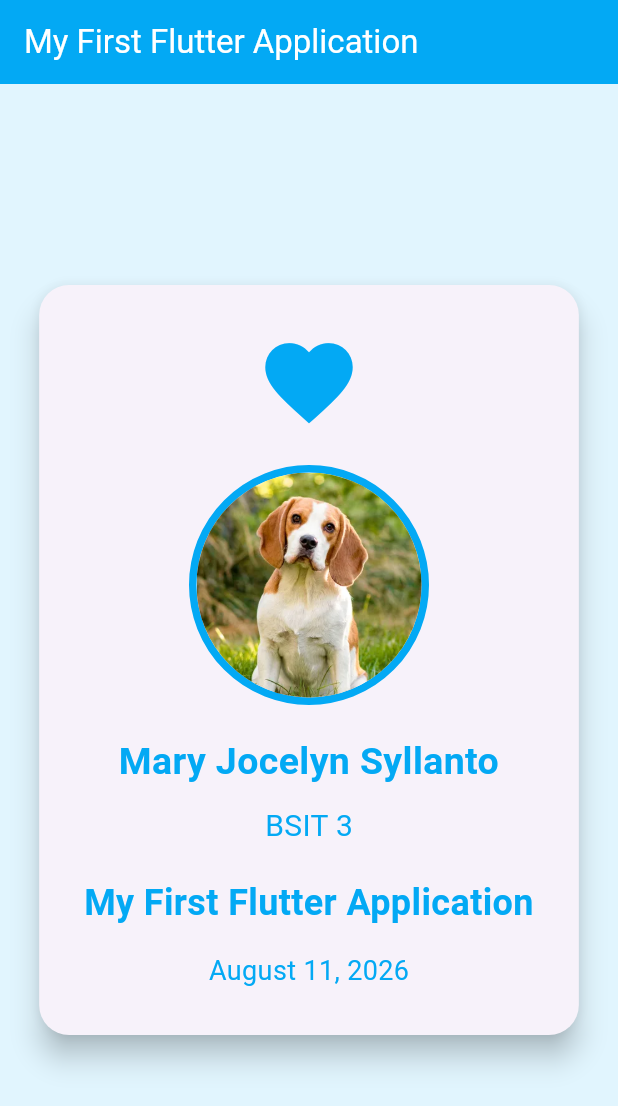
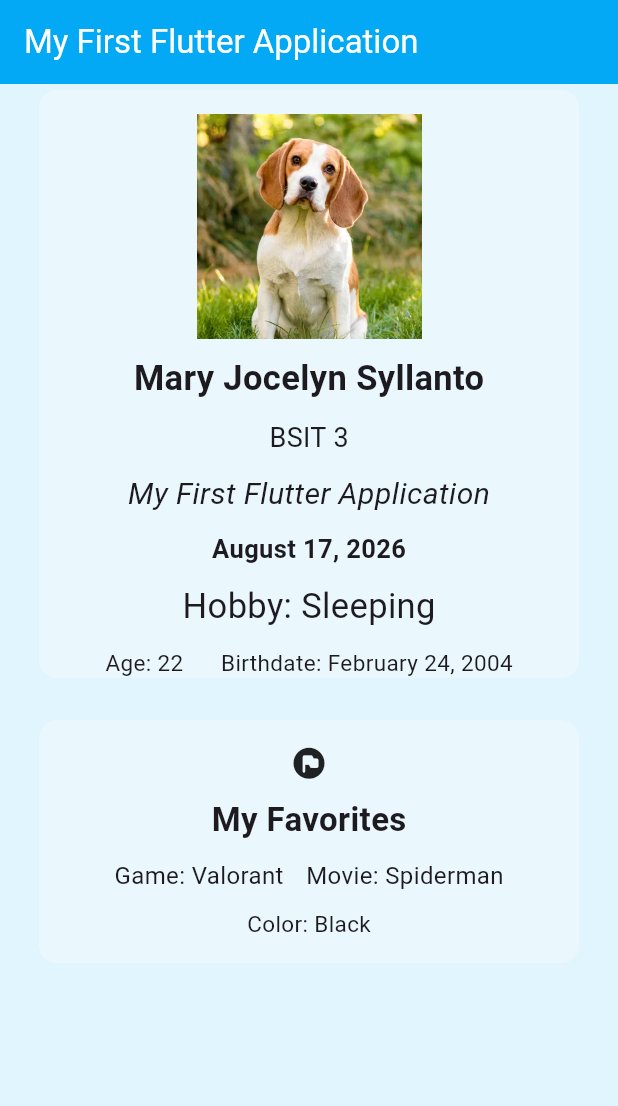
Before and after one commit to MjSyllanto/IT314AB_SYLLANTO, a Flutter app: the screen it shows after launch, on a phone screen of 412 x 824 dp. Shown: the top 1106 px of the screen. Run offline on Flutter 3.47's test engine with Material 3 defaults, Android fonts, the phone set to English and light mode, and no system bars.

Commit message:
feat: complete widget cards

```diff
--- a/my_first_flutter_project_emji/lib/main.dart
+++ b/my_first_flutter_project_emji/lib/main.dart
@@ -11,9 +11,13 @@ class MyApp extends StatelessWidget {
   Widget build(BuildContext context) {
     return MaterialApp(
       debugShowCheckedModeBanner: false,
+
       home: Scaffold(
         backgroundColor: Colors.lightBlue[50],
 
+        // =========================
+        // APP BAR
+        // =========================
         appBar: AppBar(
           backgroundColor: Colors.lightBlue,
           title: const Text(
@@ -24,101 +28,191 @@ class MyApp extends StatelessWidget {
           ),
         ),
 
-        body: Center(
-          child: Card(
-            margin: const EdgeInsets.all(25),
-            elevation: 8,
-            shape: RoundedRectangleBorder(
-              borderRadius: BorderRadius.circular(20),
+        // =========================
+        // FLAG 9: STACK THE CARDS
+        // =========================
+        body: SingleChildScrollView(
+          child: Padding(
+            padding: const EdgeInsets.symmetric(horizontal: 22),
+
+            // Column arranges the two Cards vertically
+            child: Column(
+              mainAxisAlignment: MainAxisAlignment.center,
+              crossAxisAlignment: CrossAxisAlignment.stretch,
+              children: [
+
+                // =========================
+                // CARD 1: PROFILE
+                // =========================
+                Card(
+                  color: Colors.white.withOpacity(0.3),
+                  elevation: 0,
+
+                  child: Padding(
+                    padding: const EdgeInsets.fromLTRB(
+                      16,
+                      16,
+                      16,
+                      0,
                     ),
 
-            child: Padding(
-              padding: const EdgeInsets.all(30),
-
                     child: Column(
-                mainAxisSize: MainAxisSize.min,
+                      mainAxisAlignment: MainAxisAlignment.center,
                       children: [
 
-                  // Heart icon
-                  const Icon(
-                    Icons.favorite,
-                    size: 70,
-                    color: Colors.lightBlue,
-                  ),
-
-                  const SizedBox(height: 20),
-
-                  // Circular profile picture
-                  Container(
-                    width: 160,
-                    height: 160,
-                    decoration: BoxDecoration(
-                      shape: BoxShape.circle,
-                      border: Border.all(
-                        color: Colors.lightBlue,
-                        width: 5,
-                      ),
-                    ),
-
-                    child: ClipOval(
-                      child: Image.asset(
+                        Image.asset(
                           'assets/dog.webp',
                           width: 150,
                           height: 150,
                           fit: BoxFit.cover,
+                        ),
+
+                        const SizedBox(height: 10),
+
+                        const Text(
+                          'Mary Jocelyn Syllanto',
+                          style: TextStyle(
+                            fontSize: 23,
+                            fontWeight: FontWeight.bold,
+                          ),
+                        ),
+
+                        const SizedBox(height: 10),
+
+                        const Text(
+                          'BSIT 3',
+                          style: TextStyle(
+                            fontSize: 18,
+                          ),
+                        ),
+
+                        const SizedBox(height: 10),
+
+                        const Text(
+                          'My First Flutter Application',
+                          style: TextStyle(
+                            fontSize: 20,
+                            fontStyle: FontStyle.italic,
+                          ),
+                        ),
+
+                        const SizedBox(height: 10),
+
+                        const Text(
+                          'August 17, 2026',
+                          style: TextStyle(
+                            fontSize: 17,
+                            fontWeight: FontWeight.bold,
+                          ),
+                        ),
+
+                        const SizedBox(height: 10),
+
+                        const Text(
+                          'Hobby: Sleeping',
+                          style: TextStyle(
+                            fontSize: 23,
+                          ),
+                        ),
+
+                        const SizedBox(height: 10),
+
+                        const Row(
+                          mainAxisAlignment: MainAxisAlignment.center,
+                          children: [
+                            Text(
+                              'Age: 22',
+                              style: TextStyle(
+                                fontSize: 15,
+                              ),
+                            ),
+
+                            SizedBox(width: 25),
+
+                            Text(
+                              'Birthdate: February 24, 2004',
+                              style: TextStyle(
+                                fontSize: 15,
+                              ),
+                            ),
+                          ],
+                        ),
+                      ],
                     ),
                   ),
                 ),
 
                 const SizedBox(height: 20),
 
-                  // Name
+                // =========================
+                // CARD 2: MY FAVORITES
+                // =========================
+                Card(
+                  color: Colors.white.withOpacity(0.3),
+                  elevation: 0,
+
+                  child: Padding(
+                    padding: const EdgeInsets.all(16),
+
+                    child: Column(
+                      children: [
+                        // Favorite Icon
+                        const Icon(
+                          Icons.flag_circle_rounded,
+                          size: 25,
+                        ),
+
+                        const SizedBox(height: 10),
+
+                        // My Favorites
                         const Text(
-                    'Mary Jocelyn Syllanto',
-                    textAlign: TextAlign.center,
+                          'My Favorites',
                           style: TextStyle(
-                      fontSize: 25,
+                            fontSize: 22,
                             fontWeight: FontWeight.bold,
-                      color: Colors.lightBlue,
                           ),
                         ),
 
                         const SizedBox(height: 10),
 
-                  // Course
+                        // Game and Movie
+                        const Row(
+                          mainAxisAlignment: MainAxisAlignment.center,
+                          children: [
+                            Text(
+                              'Game: Valorant',
+                              style: TextStyle(
+                                fontSize: 16,
+                              ),
+                            ),
+
+                            SizedBox(width: 15),
+
+                            Text(
+                              'Movie: Spiderman',
+                              style: TextStyle(
+                                fontSize: 16,
+                              ),
+                            ),
+                          ],
+                        ),
+
+                        const SizedBox(height: 10),
+
+                        // Color
                         const Text(
-                    'BSIT 3',
+                          'Color: Black',
                           style: TextStyle(
-                      fontSize: 20,
-                      color: Colors.lightBlue,
+                            fontSize: 15,
+                          ),
+                        ),
+                      ],
+                    ),
                   ),
                 ),
 
                 const SizedBox(height: 20),
-
-                  // Application title
-                  const Text(
-                    'My First Flutter Application',
-                    textAlign: TextAlign.center,
-                    style: TextStyle(
-                      fontSize: 24,
-                      fontWeight: FontWeight.bold,
-                      color: Colors.lightBlue,
-                    ),
-                  ),
-
-                  const SizedBox(height: 15),
-
-                  // Date
-                  const Text(
-                    'August 11, 2026',
-                    style: TextStyle(
-                      fontSize: 18,
-                      color: Colors.lightBlue,
-                    ),
-                  ),
               ],
-              ),
             ),
           ),
         ),
```
Lines whose indentation alone changed are shown as unchanged.
